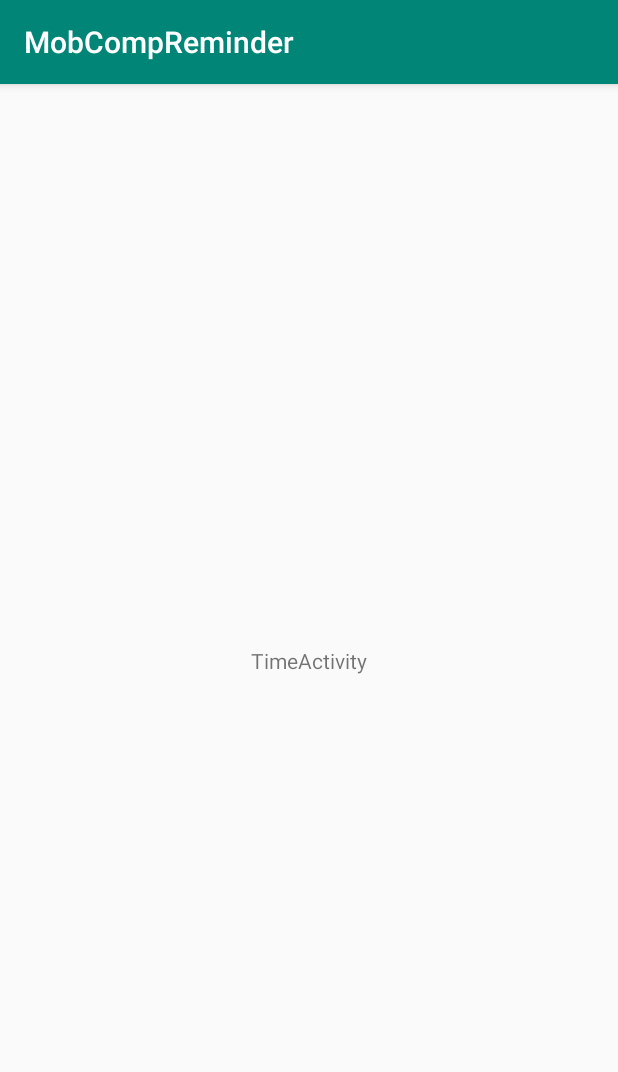
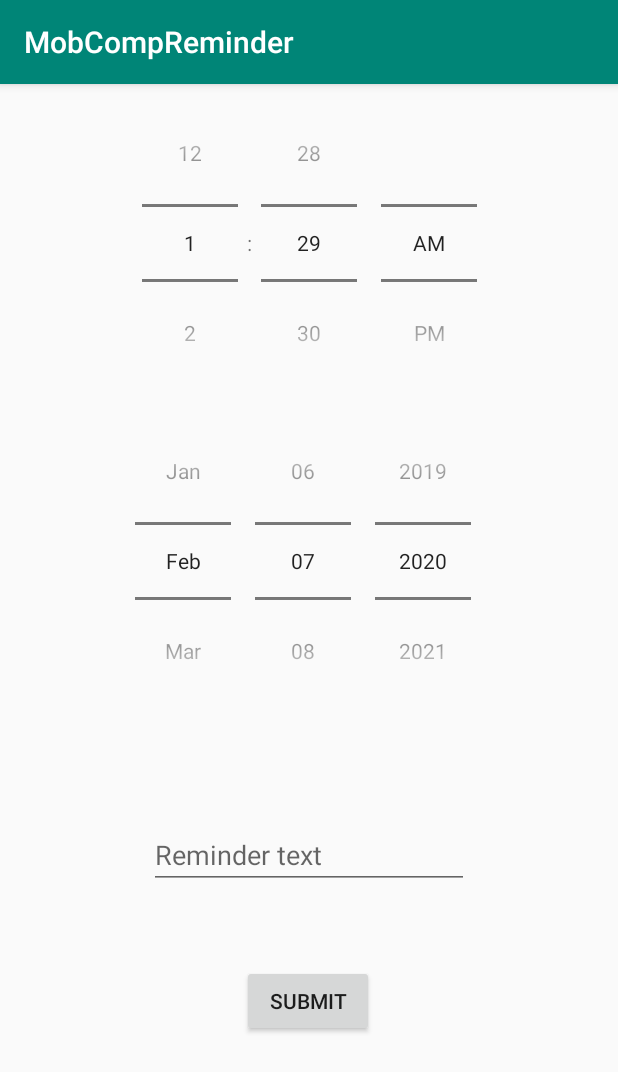
Before and after one commit to lapunk/MobCompReminder, an Android app: the TimeActivity screen opened directly, with no data from a screen before it, on a phone screen of 412 x 824 dp. Shown: the top 1072 px of the screen. Run offline under Robolectric (Android 15) with nearby library versions, the phone set to English and light mode, and no system bars; our stand-ins replace Room's generated code.

Commit message:
Add functionality based on lab4 specs

```diff
--- a/app/src/main/AndroidManifest.xml
+++ b/app/src/main/AndroidManifest.xml
@@ -18,6 +18,8 @@
                 <category android:name="android.intent.category.LAUNCHER" />
             </intent-filter>
         </activity>
+
+        <receiver android:name=".ReminderReceiver"/>
     </application>
 
 </manifest>
--- a/app/src/main/res/layout/activity_time.xml
+++ b/app/src/main/res/layout/activity_time.xml
@@ -6,13 +6,51 @@
     android:layout_height="match_parent"
     tools:context=".TimeActivity">
 
-    <TextView
-        android:id="@+id/textView2"
+    <TimePicker
+        android:id="@+id/timePicker"
         android:layout_width="wrap_content"
         android:layout_height="wrap_content"
-        android:text="@string/time_act_desc"
+        android:timePickerMode="spinner"
         app:layout_constraintBottom_toBottomOf="parent"
         app:layout_constraintEnd_toEndOf="parent"
         app:layout_constraintStart_toStartOf="parent"
-        app:layout_constraintTop_toTopOf="parent" />
+        app:layout_constraintTop_toTopOf="parent"
+        app:layout_constraintVertical_bias="0.0" />
+
+    <DatePicker
+        android:id="@+id/datePicker"
+        android:layout_width="wrap_content"
+        android:layout_height="wrap_content"
+        android:calendarViewShown="false"
+        android:datePickerMode="spinner"
+        app:layout_constraintEnd_toEndOf="parent"
+        app:layout_constraintStart_toStartOf="parent"
+        app:layout_constraintTop_toBottomOf="@+id/timePicker" />
+
+    <EditText
+        android:id="@+id/et_message"
+        android:layout_width="wrap_content"
+        android:layout_height="wrap_content"
+        android:ems="10"
+        android:hint="Reminder text"
+        android:inputType="textPersonName"
+        app:layout_constraintBottom_toBottomOf="parent"
+        app:layout_constraintEnd_toEndOf="parent"
+        app:layout_constraintStart_toStartOf="parent"
+        app:layout_constraintTop_toBottomOf="@+id/datePicker"
+        app:layout_constraintVertical_bias="0.225" />
+
+    <Button
+        android:id="@+id/time_create"
+        android:layout_width="wrap_content"
+        android:layout_height="wrap_content"
+        android:text="Submit"
+        app:layout_constraintBottom_toBottomOf="parent"
+        app:layout_constraintEnd_toEndOf="parent"
+        app:layout_constraintHorizontal_bias="0.498"
+        app:layout_constraintStart_toStartOf="parent"
+        app:layout_constraintTop_toBottomOf="@+id/et_message"
+        app:layout_constraintVertical_bias="0.277" />
+
+
 </androidx.constraintlayout.widget.ConstraintLayout>
--- a/gradle.properties
+++ b/gradle.properties
@@ -19,3 +19,5 @@ android.useAndroidX=true
 android.enableJetifier=true
 # Kotlin code style for this project: "official" or "obsolete":
 kotlin.code.style=official
+
+kapt.incremental.apt=true
```
Also changed, not shown: app/src/main/java/com/mobcomp/mobcompreminder/MainActivity.kt (+35 -3 lines), app/src/main/java/com/mobcomp/mobcompreminder/ReminderAdapter.kt (+21 -5 lines), app/src/main/java/com/mobcomp/mobcompreminder/ReminderReceiver.kt (added, +15 -0 lines), app/src/main/java/com/mobcomp/mobcompreminder/TimeActivity.kt (+61 -0 lines).
